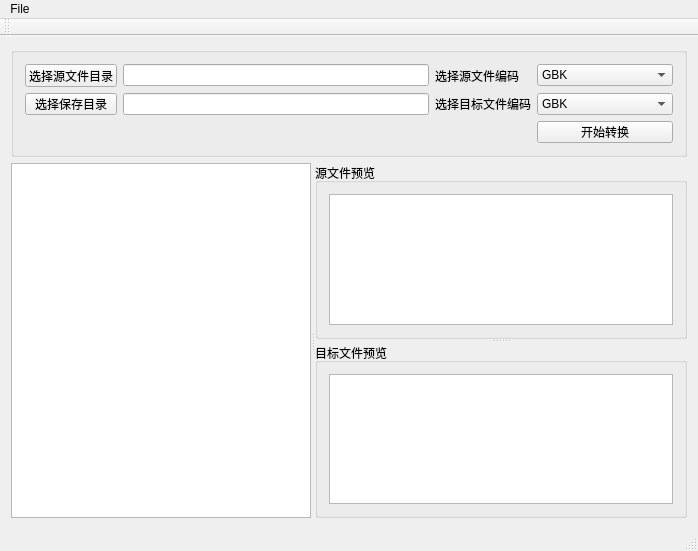
iBakuman/EncodingConverter, file EncodingConverter/encodingconverter.ui: the form before one commit.
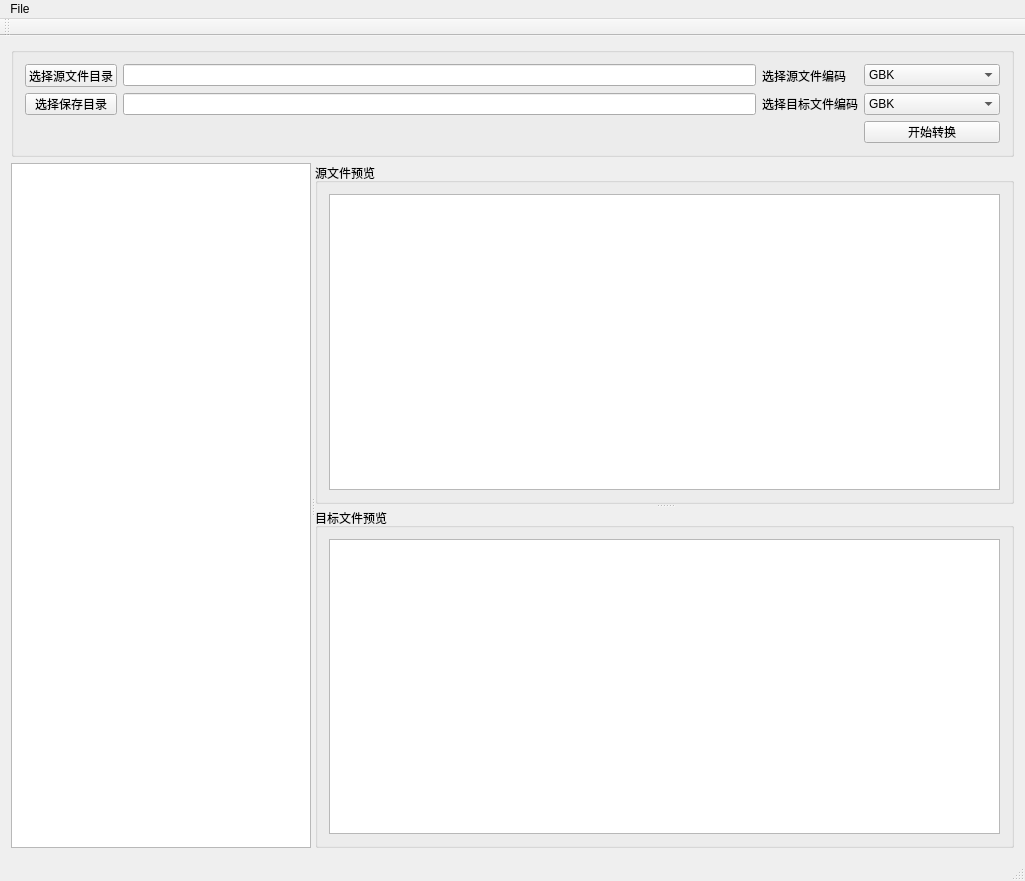
The form after the commit.

Commit message: 实现源文件预览功能

Patch:
```diff
--- a/EncodingConverter/encodingconverter.ui
+++ b/EncodingConverter/encodingconverter.ui
@@ -6,8 +6,8 @@
    <rect>
     <x>0</x>
     <y>0</y>
-    <width>698</width>
-    <height>551</height>
+    <width>1025</width>
+    <height>881</height>
    </rect>
   </property>
   <property name="windowTitle">
@@ -180,7 +180,7 @@
     <rect>
      <x>0</x>
      <y>0</y>
-     <width>698</width>
+     <width>1025</width>
      <height>23</height>
     </rect>
    </property>
```
The commit also changes 2 other files.
